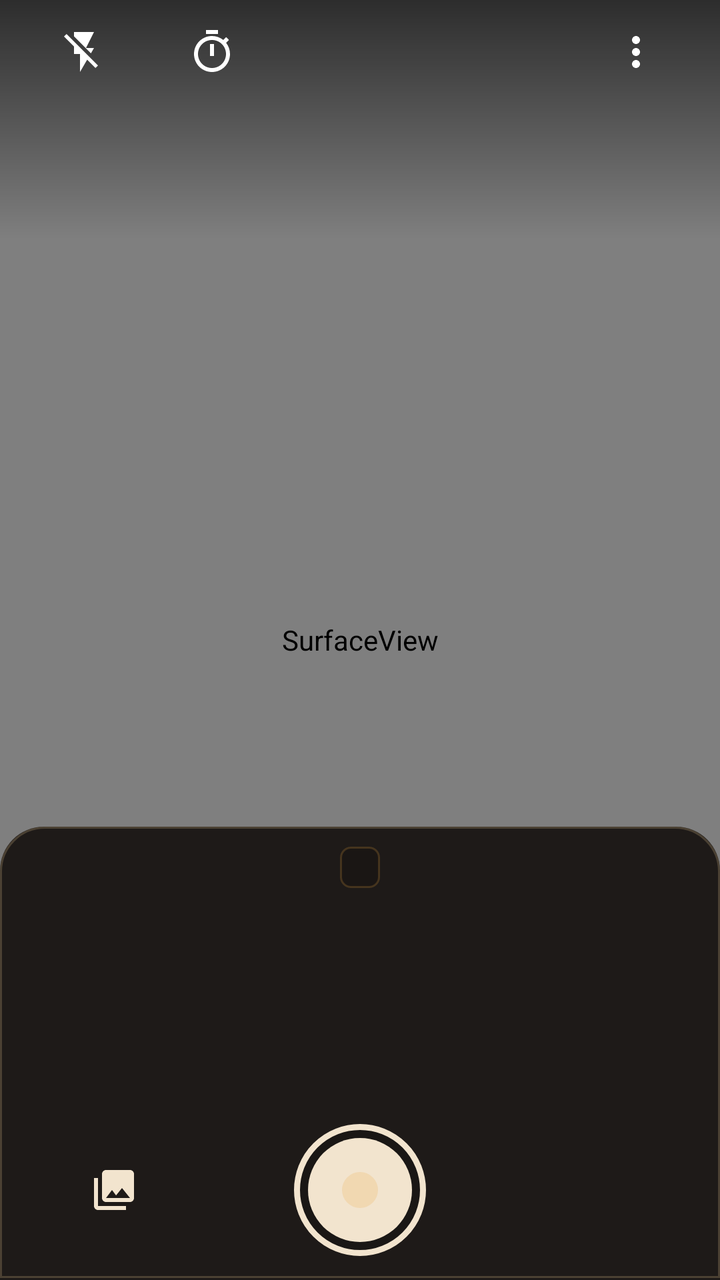
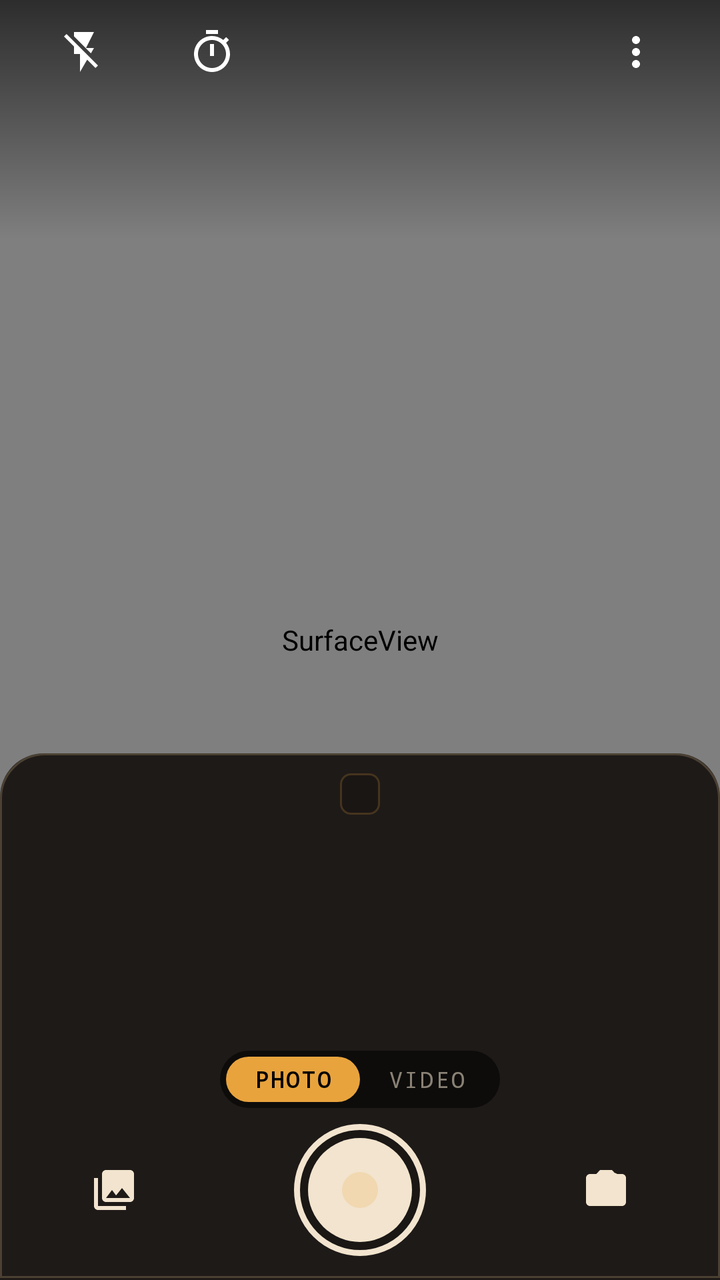

Two renders of the same Android screen: before a commit and after it. Below are the layout's source before the change and the commit's diff.
<!-- AndroidManifest.xml: application theme Theme.RetroCam -->
<!-- res/layout/activity_main.xml -->
<?xml version="1.0" encoding="utf-8"?>
<FrameLayout xmlns:android="http://schemas.android.com/apk/res/android"
    xmlns:app="http://schemas.android.com/apk/res-auto"
    android:layout_width="match_parent"
    android:layout_height="match_parent"
    android:background="@android:color/black">

    <SurfaceView
        android:id="@+id/viewFinder"
        android:layout_width="match_parent"
        android:layout_height="match_parent"
        android:clickable="true"
        android:contentDescription="@string/viewfinder"
        android:focusable="true" />

    
    <com.retrocam.app.ui.GridOverlayView
        android:id="@+id/gridOverlay"
        android:layout_width="match_parent"
        android:layout_height="match_parent"
        android:visibility="gone" />

    <View
        android:layout_width="match_parent"
        android:layout_height="120dp"
        android:layout_gravity="top"
        android:background="@drawable/scrim_top" />

    <LinearLayout
        android:id="@+id/topBar"
        android:layout_width="match_parent"
        android:layout_height="wrap_content"
        android:layout_gravity="top"
        android:fitsSystemWindows="true"
        android:gravity="center_vertical"
        android:orientation="horizontal"
        android:paddingStart="10dp"
        android:paddingTop="4dp"
        android:paddingEnd="10dp">

        <ImageButton
            android:id="@+id/flashButton"
            style="@style/TopBarButton"
            android:contentDescription="@string/flash"
            android:src="@drawable/ic_flash_off" />

        <ImageButton
            android:id="@+id/timerButton"
            style="@style/TopBarButton"
            android:contentDescription="@string/timer"
            android:src="@drawable/ic_timer" />

        <TextView
            android:id="@+id/aspectButton"
            style="@style/TopBarLabel"
            android:contentDescription="@string/aspect_ratio" />

        <Space
            android:layout_width="0dp"
            android:layout_height="1dp"
            android:layout_weight="1" />

        
        <ImageButton
            android:id="@+id/overflowButton"
            style="@style/TopBarButton"
            android:contentDescription="@string/more_options"
            android:src="@drawable/ic_more" />
    </LinearLayout>

    <TextView
        android:id="@+id/statusChip"
        android:layout_width="wrap_content"
        android:layout_height="wrap_content"
        android:layout_gravity="center_horizontal"
        android:layout_marginTop="76dp"
        android:alpha="0"
        android:background="@drawable/zoom_pill"
        android:fontFamily="monospace"
        android:letterSpacing="0.12"
        android:paddingStart="12dp"
        android:paddingTop="4dp"
        android:paddingEnd="12dp"
        android:paddingBottom="4dp"
        android:textAllCaps="true"
        android:textColor="@color/amber"
        android:textSize="11sp" />

    <TextView
        android:id="@+id/countdownLabel"
        android:layout_width="wrap_content"
        android:layout_height="wrap_content"
        android:layout_gravity="center"
        android:alpha="0"
        android:fontFamily="monospace"
        android:shadowColor="#CC000000"
        android:shadowDx="0"
        android:shadowDy="2"
        android:shadowRadius="10"
        android:textColor="@color/readout"
        android:textSize="76sp"
        android:textStyle="bold" />

    <View
        android:id="@+id/focusRing"
        android:layout_width="72dp"
        android:layout_height="72dp"
        android:alpha="0"
        android:background="@drawable/focus_ring" />

    <TextView
        android:id="@+id/zoomLabel"
        android:layout_width="wrap_content"
        android:layout_height="wrap_content"
        android:layout_gravity="center_horizontal"
        android:layout_marginTop="112dp"
        android:alpha="0"
        android:background="@drawable/zoom_pill"
        android:fontFamily="monospace"
        android:paddingStart="14dp"
        android:paddingTop="5dp"
        android:paddingEnd="14dp"
        android:paddingBottom="5dp"
        android:textColor="@color/readout"
        android:textSize="13sp" />

    
    <LinearLayout
        android:layout_width="match_parent"
        android:layout_height="wrap_content"
        android:layout_gravity="bottom"
        android:background="@drawable/camera_body"
        android:fitsSystemWindows="true"
        android:orientation="vertical"
        android:paddingTop="10dp"
        android:paddingBottom="12dp">

        
        <LinearLayout
            android:id="@+id/readoutRow"
            android:layout_width="wrap_content"
            android:layout_height="wrap_content"
            android:layout_gravity="center_horizontal"
            android:background="@drawable/readout_bg"
            android:gravity="center_vertical"
            android:orientation="horizontal"
            android:paddingStart="10dp"
            android:paddingTop="3dp"
            android:paddingEnd="10dp"
            android:paddingBottom="3dp">

            <TextView
                android:id="@+id/intensityLabel"
                android:layout_width="wrap_content"
                android:layout_height="wrap_content"
                android:fontFamily="monospace"
                android:letterSpacing="0.08"
                android:textAllCaps="true"
                android:textColor="@color/amber"
                android:textSize="11sp" />
        </LinearLayout>

        <com.google.android.material.slider.Slider
            android:id="@+id/intensitySlider"
            android:layout_width="match_parent"
            android:layout_height="wrap_content"
            android:layout_marginStart="28dp"
            android:layout_marginEnd="28dp"
            android:contentDescription="@string/intensity"
            android:stepSize="0.05"
            android:value="1.0"
            android:valueFrom="0.0"
            android:valueTo="1.0"
            android:visibility="gone"
            app:labelBehavior="gone"
            app:thumbColor="@color/amber"
            app:trackColorActive="@color/amber"
            app:trackColorInactive="@color/amber_faint" />

        
        <androidx.recyclerview.widget.RecyclerView
            android:id="@+id/categoryTabs"
            android:layout_width="match_parent"
            android:layout_height="26dp"
            android:layout_marginTop="8dp"
            android:clipToPadding="false"
            android:orientation="horizontal"
            android:overScrollMode="never"
            android:paddingStart="12dp"
            android:paddingEnd="12dp" />

        
        <androidx.recyclerview.widget.RecyclerView
            android:id="@+id/filterCarousel"
            android:layout_width="match_parent"
            android:layout_height="74dp"
            android:layout_marginTop="6dp"
            android:clipToPadding="false"
            android:orientation="horizontal"
            android:overScrollMode="never" />

        <FrameLayout
            android:layout_width="match_parent"
            android:layout_height="wrap_content"
            android:layout_marginTop="4dp">

            <ImageButton
                android:id="@+id/galleryButton"
                android:layout_width="46dp"
                android:layout_height="46dp"
                android:layout_gravity="start|center_vertical"
                android:layout_marginStart="34dp"
                android:background="?android:attr/selectableItemBackgroundBorderless"
                android:contentDescription="@string/gallery_title"
                android:padding="10dp"
                android:src="@drawable/ic_gallery"
                android:tint="@color/readout" />

            <ImageButton
                android:id="@+id/shutterButton"
                android:layout_width="66dp"
                android:layout_height="66dp"
                android:layout_gravity="center_horizontal"
                android:background="@drawable/shutter_button"
                android:contentDescription="@string/shutter" />
        </FrameLayout>

    </LinearLayout>

</FrameLayout>
<!-- resources referenced by this layout -->
<resources>
  <color name="amber">#FFE8A33D</color>
  <color name="amber_faint">#33E8A33D</color>
  <color name="readout">#FFF2E4CE</color>
  <string name="aspect_ratio">Aspect ratio</string>
  <string name="flash">Flash</string>
  <string name="gallery_title">Gallery</string>
  <string name="intensity">Filter intensity</string>
  <string name="more_options">More options</string>
  <string name="shutter">Take photo</string>
  <string name="timer">Self-timer</string>
  <string name="viewfinder">Viewfinder. Pinch to zoom, double tap to toggle zoom.</string>
  <style name="Theme.RetroCam" parent="Theme.MaterialComponents.DayNight.NoActionBar">
          <item name="android:statusBarColor">@android:color/black</item>
          <item name="android:windowBackground">@android:color/black</item>
      </style>
  <color name="body">#F21A1613</color>
  <color name="body_edge">#33FFD9A0</color>
  <color name="shutter_ring">#FFF2E4CE</color>
  <!-- unchanged entries left out for length: 12 -->
</resources>

<!-- the commit's change to res/layout/activity_main.xml (unified diff, before → after) -->
@@ -5,6 +5,7 @@
     android:layout_height="match_parent"
     android:background="@android:color/black">
 
+    
     <SurfaceView
         android:id="@+id/viewFinder"
         android:layout_width="match_parent"
@@ -12,6 +13,13 @@
         android:clickable="true"
         android:contentDescription="@string/viewfinder"
         android:focusable="true" />
+
+    
+    <androidx.camera.view.PreviewView
+        android:id="@+id/videoPreviewView"
+        android:layout_width="match_parent"
+        android:layout_height="match_parent"
+        android:visibility="gone" />
 
     
     <com.retrocam.app.ui.GridOverlayView
@@ -86,6 +94,68 @@
         android:textColor="@color/amber"
         android:textSize="11sp" />
 
+    
+    <LinearLayout
+        android:id="@+id/recordingIndicatorBar"
+        android:layout_width="wrap_content"
+        android:layout_height="wrap_content"
+        android:layout_gravity="center_horizontal"
+        android:layout_marginTop="76dp"
+        android:background="@drawable/recording_pill_bg"
+        android:gravity="center_vertical"
+        android:orientation="horizontal"
+        android:paddingStart="14dp"
+        android:paddingTop="5dp"
+        android:paddingEnd="14dp"
+        android:paddingBottom="5dp"
+        android:visibility="gone">
+
+        <ImageView
+            android:id="@+id/recordDot"
+            android:layout_width="10dp"
+            android:layout_height="10dp"
+            android:layout_marginEnd="8dp"
+            android:contentDescription="@null"
+            android:src="@drawable/ic_record_dot" />
+
+        <TextView
+            android:id="@+id/recordStateText"
+            android:layout_width="wrap_content"
+            android:layout_height="wrap_content"
+            android:layout_marginEnd="6dp"
+            android:fontFamily="monospace"
+            android:letterSpacing="0.1"
+            android:text="@string/status_recording"
+            android:textColor="@color/record_red"
+            android:textSize="12sp"
+            android:textStyle="bold" />
+
+        <TextView
+            android:id="@+id/recordTimerText"
+            android:layout_width="wrap_content"
+            android:layout_height="wrap_content"
+            android:fontFamily="monospace"
+            android:text="00:00"
+            android:textColor="@color/readout"
+            android:textSize="13sp" />
+
+        <TextView
+            android:id="@+id/micStatusBadge"
+            android:layout_width="wrap_content"
+            android:layout_height="wrap_content"
+            android:layout_marginStart="8dp"
+            android:background="@drawable/readout_bg"
+            android:fontFamily="monospace"
+            android:paddingStart="6dp"
+            android:paddingTop="1dp"
+            android:paddingEnd="6dp"
+            android:paddingBottom="1dp"
+            android:text="@string/audio_muted_badge"
+            android:textColor="@color/amber"
+            android:textSize="9sp"
+            android:visibility="gone" />
+    </LinearLayout>
+
     <TextView
         android:id="@+id/countdownLabel"
         android:layout_width="wrap_content"
@@ -126,6 +196,7 @@
 
     
     <LinearLayout
+        android:id="@+id/cameraBody"
         android:layout_width="match_parent"
         android:layout_height="wrap_content"
         android:layout_gravity="bottom"
@@ -199,6 +270,49 @@
             android:orientation="horizontal"
             android:overScrollMode="never" />
 
+        
+        <LinearLayout
+            android:id="@+id/modeSelector"
+            android:layout_width="wrap_content"
+            android:layout_height="wrap_content"
+            android:layout_gravity="center_horizontal"
+            android:layout_marginTop="4dp"
+            android:layout_marginBottom="4dp"
+            android:background="@drawable/zoom_pill"
+            android:orientation="horizontal"
+            android:padding="3dp">
+
+            <TextView
+                android:id="@+id/modePhoto"
+                android:layout_width="wrap_content"
+                android:layout_height="wrap_content"
+                android:background="@drawable/mode_pill_selected"
+                android:fontFamily="monospace"
+                android:letterSpacing="0.1"
+                android:paddingStart="14dp"
+                android:paddingTop="4dp"
+                android:paddingEnd="14dp"
+                android:paddingBottom="4dp"
+                android:text="@string/mode_photo"
+                android:textColor="@android:color/black"
+                android:textSize="11sp"
+                android:textStyle="bold" />
+
+            <TextView
+                android:id="@+id/modeVideo"
+                android:layout_width="wrap_content"
+                android:layout_height="wrap_content"
+                android:fontFamily="monospace"
+                android:letterSpacing="0.1"
+                android:paddingStart="14dp"
+                android:paddingTop="4dp"
+                android:paddingEnd="14dp"
+                android:paddingBottom="4dp"
+                android:text="@string/mode_video"
+                android:textColor="@color/readout_dim"
+                android:textSize="11sp" />
+        </LinearLayout>
+
         <FrameLayout
             android:layout_width="match_parent"
             android:layout_height="wrap_content"
@@ -217,14 +331,129 @@
                 android:tint="@color/readout" />
 
             <ImageButton
+                android:id="@+id/pauseResumeButton"
+                android:layout_width="46dp"
+                android:layout_height="46dp"
+                android:layout_gravity="start|center_vertical"
+                android:layout_marginStart="34dp"
+                android:background="@drawable/zoom_pill"
+                android:contentDescription="@string/pause_recording"
+                android:padding="11dp"
+                android:src="@drawable/ic_pause"
+                android:tint="@color/amber"
+                android:visibility="gone" />
+
+            <ImageButton
                 android:id="@+id/shutterButton"
                 android:layout_width="66dp"
                 android:layout_height="66dp"
                 android:layout_gravity="center_horizontal"
                 android:background="@drawable/shutter_button"
                 android:contentDescription="@string/shutter" />
+
+            <ImageButton
+                android:id="@+id/flipCameraButton"
+                android:layout_width="46dp"
+                android:layout_height="46dp"
+                android:layout_gravity="end|center_vertical"
+                android:layout_marginEnd="34dp"
+                android:background="?android:attr/selectableItemBackgroundBorderless"
+                android:contentDescription="@string/switch_camera"
+                android:padding="10dp"
+                android:src="@drawable/ic_camera_flip"
+                android:tint="@color/readout" />
         </FrameLayout>
 
     </LinearLayout>
 
+    
+    <LinearLayout
+        android:id="@+id/permissionDeniedContainer"
+        android:layout_width="match_parent"
+        android:layout_height="match_parent"
+        android:background="#E6000000"
+        android:clickable="true"
+        android:focusable="true"
+        android:gravity="center"
+        android:orientation="vertical"
+        android:padding="32dp"
+        android:visibility="gone">
+
+        <TextView
+            android:layout_width="wrap_content"
+            android:layout_height="wrap_content"
+            android:fontFamily="monospace"
+            android:text="@string/permission_denied_title"
+            android:textColor="@color/amber"
+            android:textSize="20sp"
+            android:textStyle="bold" />
+
+        <TextView
+            android:id="@+id/permissionDeniedExplanation"
+            android:layout_width="wrap_content"
+            android:layout_height="wrap_content"
+            android:layout_marginTop="12dp"
+            android:gravity="center"
+            android:text="@string/camera_permission_required"
+            android:textColor="@color/readout"
+            android:textSize="14sp" />
+
+        <com.google.android.material.button.MaterialButton
+            android:id="@+id/grantPermissionButton"
+            style="@style/Widget.MaterialComponents.Button"
+            android:layout_width="wrap_content"
+            android:layout_height="wrap_content"
+            android:layout_marginTop="20dp"
+            android:backgroundTint="@color/amber"
+            android:fontFamily="monospace"
+            android:text="@string/grant_permission"
+            android:textColor="@android:color/black" />
+
+        <com.google.android.material.button.MaterialButton
+            android:id="@+id/openSettingsButton"
+            style="@style/Widget.MaterialComponents.Button.TextButton"
+            android:layout_width="wrap_content"
+            android:layout_height="wrap_content"
+            android:layout_marginTop="8dp"
+            android:fontFamily="monospace"
+            android:text="@string/open_settings"
+            android:textColor="@color/amber"
+            android:visibility="gone" />
+    </LinearLayout>
+
+    
+    <LinearLayout
+        android:id="@+id/cameraErrorContainer"
+        android:layout_width="match_parent"
+        android:layout_height="match_parent"
+        android:background="#CC000000"
+        android:clickable="true"
+        android:focusable="true"
+        android:gravity="center"
+        android:orientation="vertical"
+        android:padding="32dp"
+        android:visibility="gone">
+
+        <TextView
+            android:id="@+id/cameraErrorMessage"
+            android:layout_width="wrap_content"
+            android:layout_height="wrap_content"
+            android:fontFamily="monospace"
+            android:gravity="center"
+            android:text="@string/camera_init_error"
+            android:textColor="@color/amber"
+            android:textSize="16sp" />
+
+        <com.google.android.material.button.MaterialButton
+            android:id="@+id/retryCameraButton"
+            style="@style/Widget.MaterialComponents.Button.OutlinedButton"
+            android:layout_width="wrap_content"
+            android:layout_height="wrap_content"
+            android:layout_marginTop="16dp"
+            android:fontFamily="monospace"
+            android:text="Retry"
+            android:textColor="@color/readout"
+            app:strokeColor="@color/amber" />
+    </LinearLayout>
+
 </FrameLayout>
<!-- resource entries referenced after the edit -->
@@ -3,12 +3,74 @@
   <color name="amber">#FFE8A33D</color>
   <color name="amber_faint">#33E8A33D</color>
   <color name="readout">#FFF2E4CE</color>
+  <color name="readout_dim">#8CF2E4CE</color>
+  <color name="record_red">#FFE53935</color>
+  <!-- drawable ic_camera_flip (drawable) -->
+  <vector xmlns:android="http://schemas.android.com/apk/res/android"
+      android:width="24dp"
+      android:height="24dp"
+      android:viewportWidth="24"
+      android:viewportHeight="24"
+      android:tint="#FFFFFFFF">
+      <path
+          android:fillColor="#FFFFFFFF"
+          android:pathData="M20,4h-3.17L15,2H9L7.17,4H4c-1.1,0 -2,0.9 -2,2v12c0,1.1 0.9,2 2,2h16c1.1,0 2,-0.9 2,-2V6c0,-1.1 -0.9,-2 -2,-2zm-8,13c-2.76,0 -5,-2.24 -5,-5 0,-1.31 0.51,-2.5 1.34,-3.39l-1.3,-1.3C5.78,8.5 5,10.15 5,12c0,3.87 3.13,7 7,7 2.14,0 4.05,-0.96 5.34,-2.48l-1.45,-1.45C14.93,16.24 13.56,17 12,17zm6.66,-3.61l1.3,1.3C20.22,13.5 21,11.85 21,10c0,-3.87 -3.13,-7 -7,-7 -2.14,0 -4.05,0.96 -5.34,2.48l1.45,1.45C11.07,5.76 12.44,5 14,5c2.76,0 5,2.24 5,5 0,1.31 -0.51,2.5 -1.34,3.39z" />
+  </vector>
+  <!-- drawable ic_pause (drawable) -->
+  <vector xmlns:android="http://schemas.android.com/apk/res/android"
+      android:width="24dp"
+      android:height="24dp"
+      android:viewportWidth="24"
+      android:viewportHeight="24"
+      android:tint="#FFFFFFFF">
+      <path
+          android:fillColor="#FFFFFFFF"
+          android:pathData="M6,19h4V5H6v14zm8,-14v14h4V5h-4z" />
+  </vector>
+  <!-- drawable ic_record_dot (drawable) -->
+  <vector xmlns:android="http://schemas.android.com/apk/res/android"
+      android:width="12dp"
+      android:height="12dp"
+      android:viewportWidth="12"
+      android:viewportHeight="12">
+      <path
+          android:fillColor="@color/record_red"
+          android:pathData="M6,6m-5,0a5,5 0 1,0 10,0a5,5 0 1,0 -10,0" />
+  </vector>
+  <!-- drawable mode_pill_selected (drawable) -->
+  <?xml version="1.0" encoding="utf-8"?>
+  <shape xmlns:android="http://schemas.android.com/apk/res/android"
+      android:shape="rectangle">
+      <solid android:color="@color/amber" />
+      <corners android:radius="14dp" />
+  </shape>
+  <!-- drawable recording_pill_bg (drawable) -->
+  <?xml version="1.0" encoding="utf-8"?>
+  <shape xmlns:android="http://schemas.android.com/apk/res/android"
+      android:shape="rectangle">
+      <solid android:color="#B3000000" />
+      <stroke
+          android:width="1dp"
+          android:color="#4DE53935" />
+      <corners android:radius="20dp" />
+  </shape>
   <string name="aspect_ratio">Aspect ratio</string>
+  <string name="audio_muted_badge">Muted (No Mic)</string>
+  <string name="camera_init_error">Camera failed to initialize. Tap to retry.</string>
+  <string name="camera_permission_required">Camera permission is required to use RetroCam.</string>
   <string name="flash">Flash</string>
   <string name="gallery_title">Gallery</string>
+  <string name="grant_permission">Grant Permission</string>
   <string name="intensity">Filter intensity</string>
+  <string name="mode_photo">PHOTO</string>
+  <string name="mode_video">VIDEO</string>
   <string name="more_options">More options</string>
+  <string name="open_settings">Open Settings</string>
+  <string name="pause_recording">Pause recording</string>
+  <string name="permission_denied_title">Permissions Required</string>
   <string name="shutter">Take photo</string>
+  <string name="status_recording">REC</string>
+  <string name="switch_camera">Switch camera</string>
   <string name="timer">Self-timer</string>
   <string name="viewfinder">Viewfinder. Pinch to zoom, double tap to toggle zoom.</string>
   <style name="Theme.RetroCam" parent="Theme.MaterialComponents.DayNight.NoActionBar">
